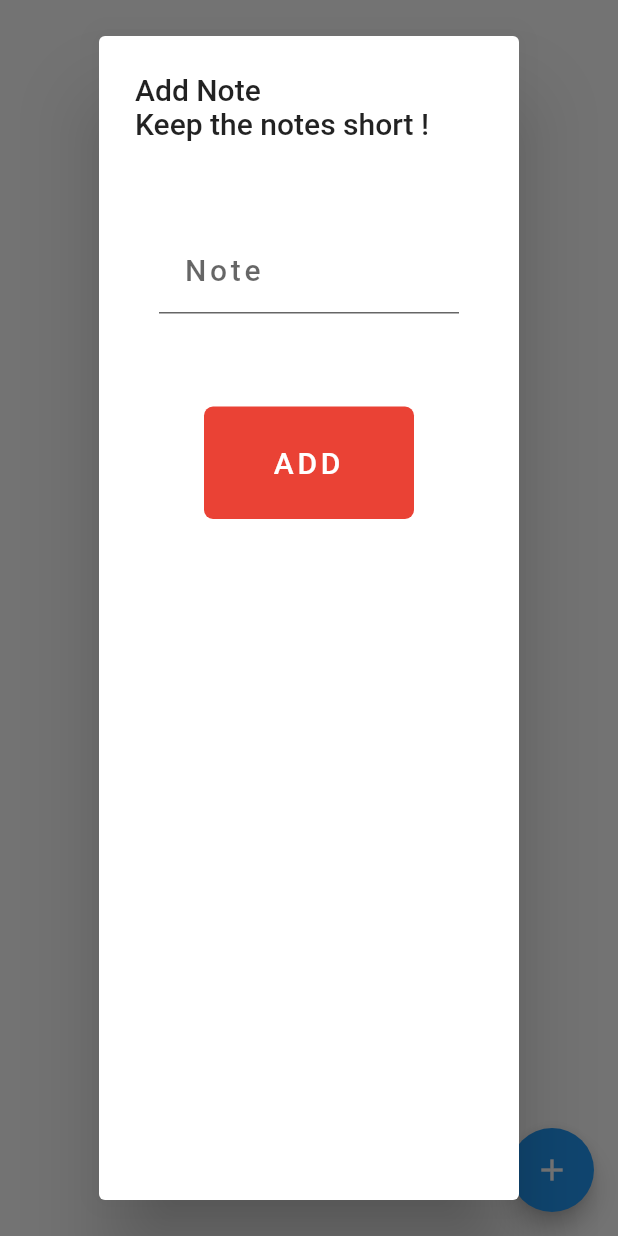
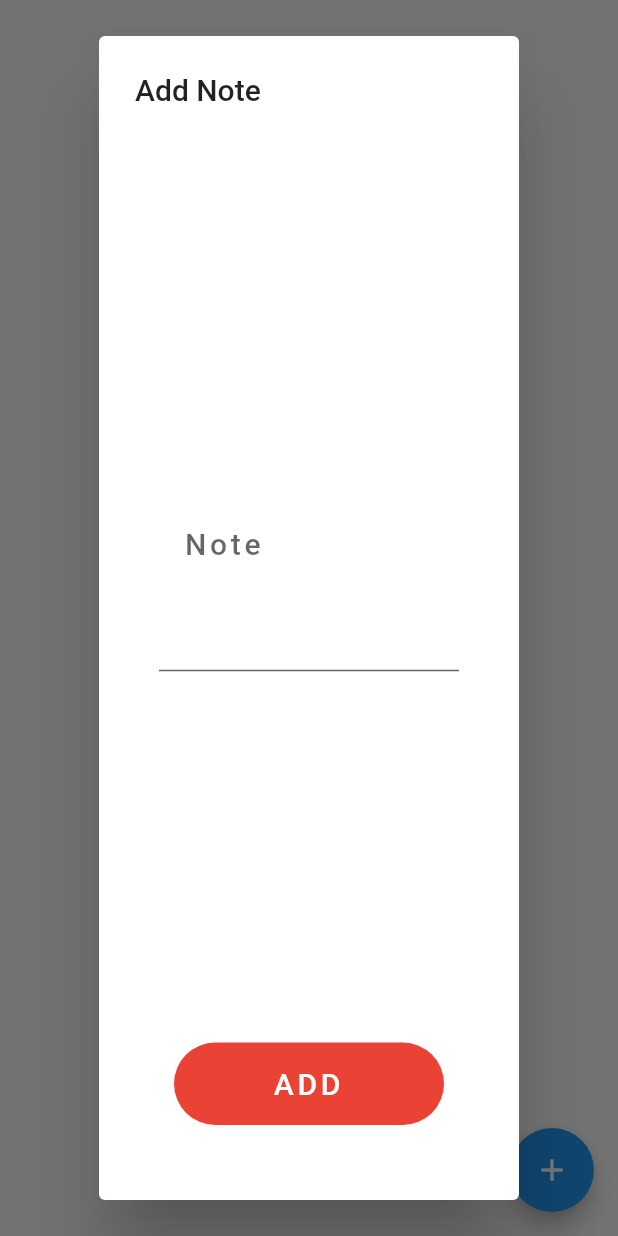
Before and after one commit to JerinFrancisA/Google-Notes, a Flutter app: the screen it shows after launch, after a tap on the "add" icon, on a phone screen of 412 x 824 dp. Run offline on Flutter 3.47's test engine with Material 2 defaults, Android fonts, the phone set to English and light mode, and no system bars; our stand-ins replace animated_text_kit, cloud_firestore, font_awesome_flutter, modal_progress_hud; missing offline and left inert: flutter_web_browser; accounts and stored records are empty; statements that could not run were skipped.

Commit message:
alert box modified

```diff
--- a/lib/custom_widgets/button.dart
+++ b/lib/custom_widgets/button.dart
@@ -10,11 +10,11 @@ class Button extends StatelessWidget {
   @override
   Widget build(BuildContext context) {
     return Padding(
-      padding: const EdgeInsets.all(46.0),
+      padding: const EdgeInsets.all(26.0),
       child: GestureDetector(
         child: Container(
           child: Padding(
-            padding: const EdgeInsets.all(26.0),
+            padding: const EdgeInsets.all(16.0),
             child: Text(
               text,
               textAlign: TextAlign.center,
@@ -22,7 +22,7 @@ class Button extends StatelessWidget {
             ),
           ),
           decoration: BoxDecoration(
-            borderRadius: BorderRadius.circular(6.0),
+            borderRadius: BorderRadius.circular(66.0),
             shape: BoxShape.rectangle,
             color: kRedColor,
           ),
--- a/lib/custom_widgets/input_box.dart
+++ b/lib/custom_widgets/input_box.dart
@@ -24,10 +24,10 @@ class InputBox extends StatelessWidget {
           filled: true,
           fillColor: kInputBoxColor,
           alignLabelWithHint: true,
-
+          border:
         ),
         style: kInputBoxInputTextStyle,
-        maxLines: 1,
+        maxLines: 3,
         onChanged: (val) {
           input = val;
         },
--- a/lib/screens/home_screen.dart
+++ b/lib/screens/home_screen.dart
@@ -5,6 +5,7 @@ import 'package:cloud_firestore/cloud_firestore.dart';
 import 'package:modal_progress_hud/modal_progress_hud.dart';
 import 'package:font_awesome_flutter/font_awesome_flutter.dart';
 import 'package:flutter_web_browser/flutter_web_browser.dart';
+import 'package:animated_text_kit/animated_text_kit.dart';
 
 class NotesPage extends StatefulWidget {
   static const routeName = 'NotesPage';
@@ -84,13 +85,17 @@ class _NotesPageState extends State<NotesPage> {
               context: context,
               builder: (context) {
                 return AlertDialog(
-                  title: Text(
-                    'Add Note\nKeep the notes short !',
+                  title: TypewriterAnimatedTextKit(
+                    text: ['Add Note', 'Keep the note short !'],
                     textAlign: TextAlign.left,
+                    duration: Duration(seconds: 12),
                   ),
-                  content: ListView(
+                  content: Column(
                     children: <Widget>[
-                      subjectBox,
+                      Expanded(
+                        flex: 4,
+                        child: Center(child: subjectBox),
+                      ),
                       Button(
                         text: 'ADD',
                         onPressed: () {
--- a/pubspec.yaml
+++ b/pubspec.yaml
@@ -27,6 +27,7 @@ dependencies:
   modal_progress_hud: ^0.1.3
   font_awesome_flutter: ^8.5.0
   flutter_web_browser: ^0.11.0
+  animated_text_kit: ^1.3.1
 
 dev_dependencies:
   flutter_test:
```
Also changed, not shown: pubspec.lock.
